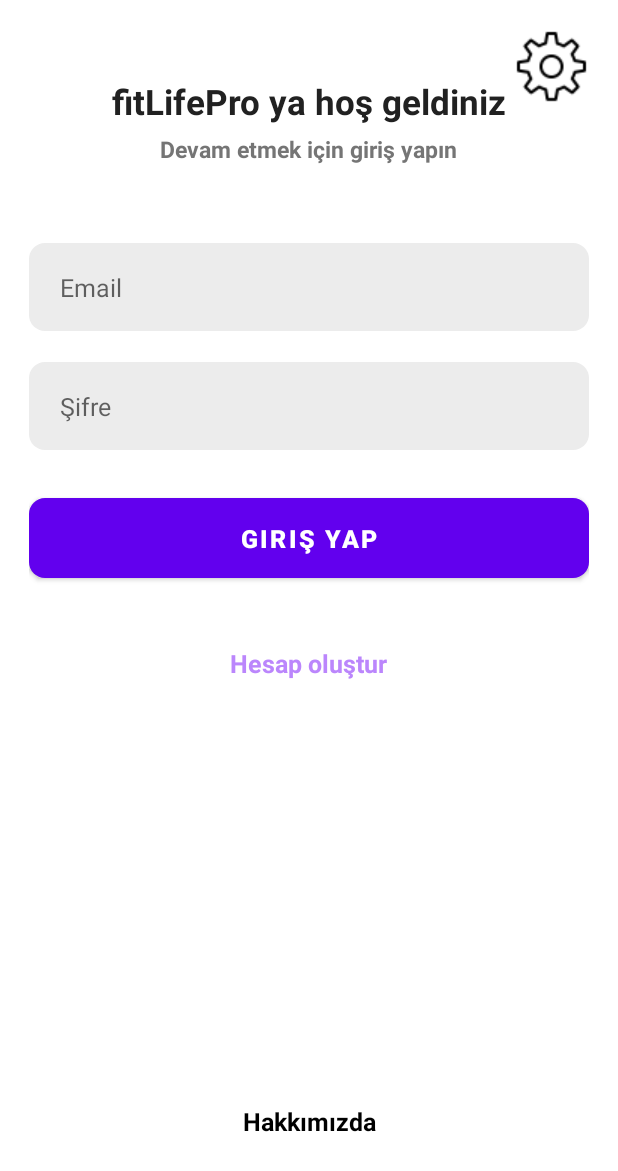
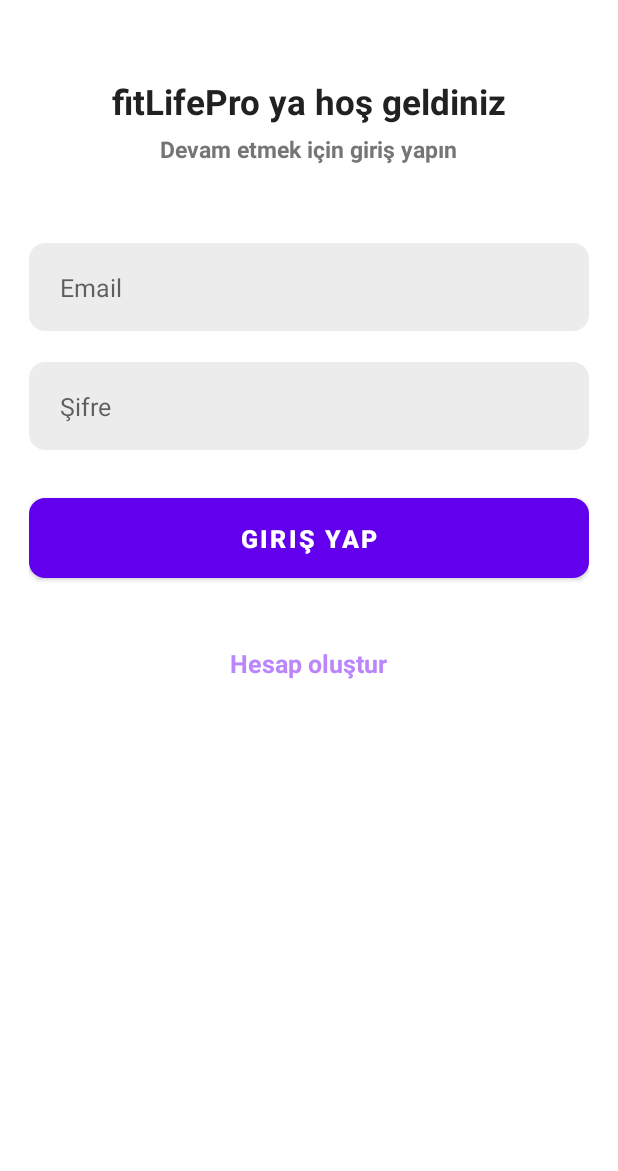
Before and after one commit to Daprhoo/fitLifePro, an Android app: the screen it shows after launch (SignInActivity), on a phone screen of 412 x 824 dp. Shown: the top 1171 px of the screen. Run offline under Robolectric (Android 15) with nearby library versions, the phone set to English and light mode, and no system bars; our stand-ins replace Firebase (no records; nobody signed in at launch, a user with empty details on screens opened directly), sdp/ssp sizes.

```diff
--- a/app/src/main/res/layout/activity_sign_in.xml
+++ b/app/src/main/res/layout/activity_sign_in.xml
@@ -6,20 +6,6 @@
     android:layout_height="match_parent"
     tools:context=".SignInActivity">
 
-
-    <ImageView
-        android:id="@+id/settings"
-        android:layout_width="wrap_content"
-        android:layout_height="wrap_content"
-        android:layout_marginTop="@dimen/_15sdp"
-        android:layout_marginRight="@dimen/_15sdp"
-        android:src="@drawable/setttings_icon"
-        android:background="@color/white"
-        app:layout_constraintEnd_toEndOf="parent"
-        app:layout_constraintTop_toTopOf="parent"
-        android:clickable="true"
-
-        android:focusable="true" />
 
     <LinearLayout
         android:id="@+id/Linear1"
@@ -118,24 +104,4 @@
 
     </LinearLayout>
 
-    <TextView
-        android:id="@+id/aboutUs"
-        android:layout_width="wrap_content"
-        android:layout_height="wrap_content"
-        android:layout_marginTop="@dimen/_30sdp"
-        android:layout_marginRight="@dimen/_50sdp"
-        android:layout_marginBottom="@dimen/_50sdp"
-        android:text="Hakkımızda"
-        android:background="@color/white"
-        android:clickable="true"
-        android:focusable="true"
-
-        android:layout_marginLeft="@dimen/_50sdp"
-        android:textColor="@color/black"
-        android:textSize="@dimen/_13ssp"
-        android:textStyle="bold"
-        app:layout_constraintStart_toStartOf="@id/Linear1"
-        app:layout_constraintEnd_toEndOf="@id/Linear1"
-        app:layout_constraintBottom_toBottomOf="parent"/>
-
 </androidx.constraintlayout.widget.ConstraintLayout>
```
Also changed, not shown: app/src/main/java/com/cembora/fitlifepro/fragments/MeasurementFragment.java (+15 -8 lines), app/src/main/res/layout/activity_goal_selection.xml (+1 -21 lines), gradle/wrapper/gradle-wrapper.properties.
